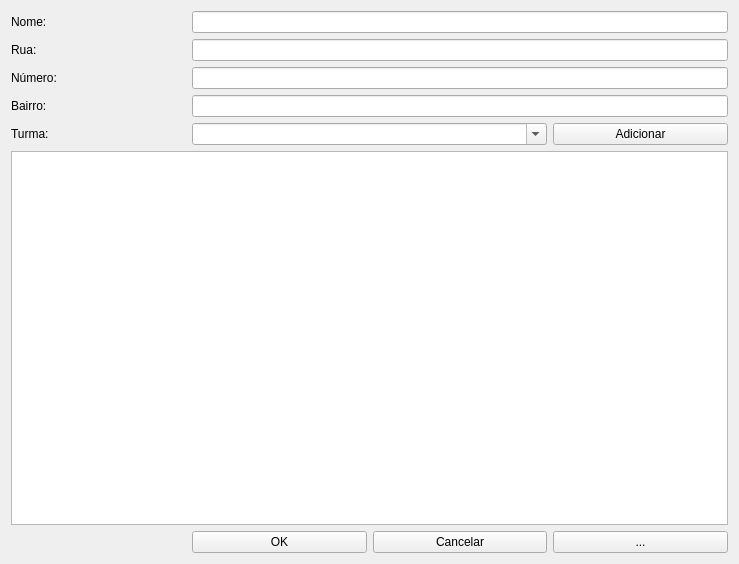
matheusfillipe/ganec, file src/main/resources/base/ui/widgets/escolaForm.ui: the form before one commit.
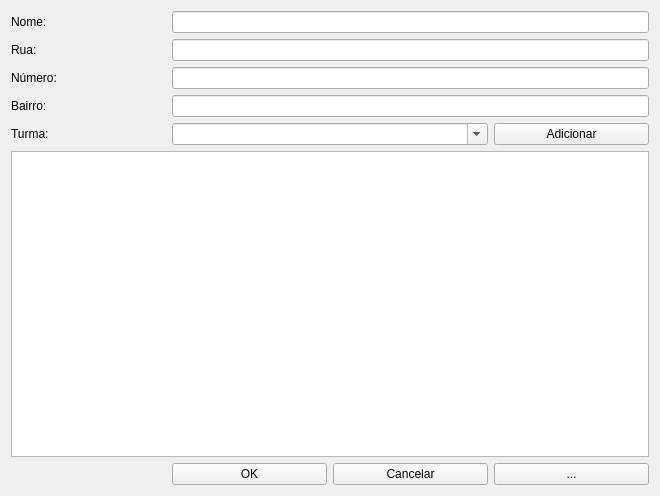
The form after the commit.

The edit to the form file:
```diff
--- a/src/main/resources/base/ui/widgets/escolaForm.ui
+++ b/src/main/resources/base/ui/widgets/escolaForm.ui
@@ -6,8 +6,8 @@
    <rect>
     <x>0</x>
     <y>0</y>
-    <width>739</width>
-    <height>564</height>
+    <width>660</width>
+    <height>496</height>
    </rect>
   </property>
   <property name="minimumSize">
```
